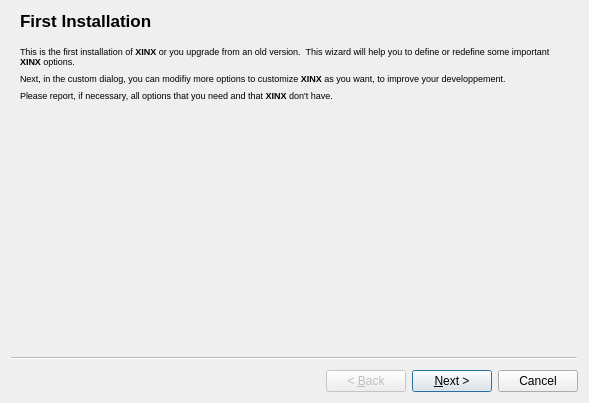
Before: the Qt Designer form xinx/ui/newversion.ui in phoenix741/xinx, drawn with Qt 5.
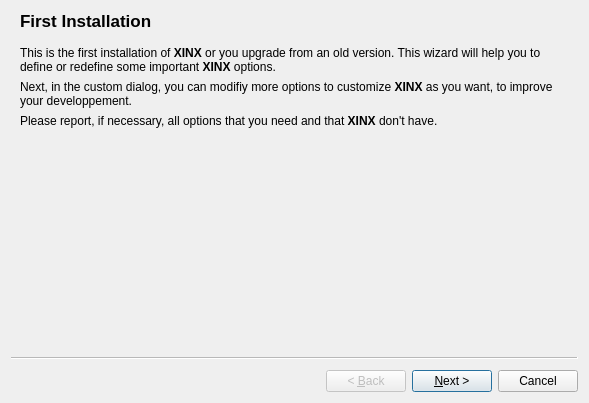
After: the same form once the commit is applied. Icons and pictures are not drawn. Custom widgets are drawn as their Qt base class.

```diff
--- a/xinx/ui/newversion.ui
+++ b/xinx/ui/newversion.ui
@@ -24,11 +24,7 @@
     <item row="0" column="0">
      <widget class="QLabel" name="label">
       <property name="text">
-       <string>&lt;!DOCTYPE HTML PUBLIC &quot;-//W3C//DTD HTML 4.0//EN&quot; &quot;http://www.w3.org/TR/REC-html40/strict.dtd&quot;&gt;
-&lt;html&gt;&lt;head&gt;&lt;meta name=&quot;qrichtext&quot; content=&quot;1&quot; /&gt;&lt;style type=&quot;text/css&quot;&gt;
-p, li { white-space: pre-wrap; }
-&lt;/style&gt;&lt;/head&gt;&lt;body style=&quot; font-family:'DejaVu Sans'; font-size:7pt; font-weight:400; font-style:normal;&quot;&gt;
-&lt;p style=&quot; margin-top:0px; margin-bottom:0px; margin-left:0px; margin-right:0px; -qt-block-indent:0; text-indent:0px;&quot;&gt;This is the first installation of &lt;span style=&quot; font-weight:600;&quot;&gt;XINX&lt;/span&gt; or you upgrade from an old version.  This wizard will help you to define or redefine some important &lt;span style=&quot; font-weight:600;&quot;&gt;XINX&lt;/span&gt; options.&lt;/p&gt;&lt;/body&gt;&lt;/html&gt;</string>
+       <string>This is the first installation of &lt;span style=&quot; font-weight:600;&quot;&gt;XINX&lt;/span&gt; or you upgrade from an old version.  This wizard will help you to define or redefine some important &lt;span style=&quot; font-weight:600;&quot;&gt;XINX&lt;/span&gt; options.</string>
       </property>
       <property name="wordWrap">
        <bool>true</bool>
@@ -38,11 +34,7 @@
     <item row="1" column="0">
      <widget class="QLabel" name="label_2">
       <property name="text">
-       <string>&lt;!DOCTYPE HTML PUBLIC &quot;-//W3C//DTD HTML 4.0//EN&quot; &quot;http://www.w3.org/TR/REC-html40/strict.dtd&quot;&gt;
-&lt;html&gt;&lt;head&gt;&lt;meta name=&quot;qrichtext&quot; content=&quot;1&quot; /&gt;&lt;style type=&quot;text/css&quot;&gt;
-p, li { white-space: pre-wrap; }
-&lt;/style&gt;&lt;/head&gt;&lt;body style=&quot; font-family:'DejaVu Sans'; font-size:7pt; font-weight:400; font-style:normal;&quot;&gt;
-&lt;p style=&quot; margin-top:0px; margin-bottom:0px; margin-left:0px; margin-right:0px; -qt-block-indent:0; text-indent:0px;&quot;&gt;Next, in the custom dialog, you can modifiy more options to customize &lt;span style=&quot; font-weight:600;&quot;&gt;XINX&lt;/span&gt; as you want, to improve your developpement.&lt;/p&gt;&lt;/body&gt;&lt;/html&gt;</string>
+       <string>Next, in the custom dialog, you can modifiy more options to customize &lt;span style=&quot; font-weight:600;&quot;&gt;XINX&lt;/span&gt; as you want, to improve your developpement.</string>
       </property>
       <property name="wordWrap">
        <bool>true</bool>
@@ -52,11 +44,7 @@
     <item row="2" column="0">
      <widget class="QLabel" name="label_3">
       <property name="text">
-       <string>&lt;!DOCTYPE HTML PUBLIC &quot;-//W3C//DTD HTML 4.0//EN&quot; &quot;http://www.w3.org/TR/REC-html40/strict.dtd&quot;&gt;
-&lt;html&gt;&lt;head&gt;&lt;meta name=&quot;qrichtext&quot; content=&quot;1&quot; /&gt;&lt;style type=&quot;text/css&quot;&gt;
-p, li { white-space: pre-wrap; }
-&lt;/style&gt;&lt;/head&gt;&lt;body style=&quot; font-family:'DejaVu Sans'; font-size:7pt; font-weight:400; font-style:normal;&quot;&gt;
-&lt;p style=&quot; margin-top:0px; margin-bottom:0px; margin-left:0px; margin-right:0px; -qt-block-indent:0; text-indent:0px;&quot;&gt;Please report, if necessary, all options that you need and that &lt;span style=&quot; font-weight:600;&quot;&gt;XINX&lt;/span&gt; don't have.&lt;/p&gt;&lt;/body&gt;&lt;/html&gt;</string>
+       <string>Please report, if necessary, all options that you need and that &lt;span style=&quot; font-weight:600;&quot;&gt;XINX&lt;/span&gt; don't have.</string>
       </property>
       <property name="wordWrap">
        <bool>true</bool>
```
